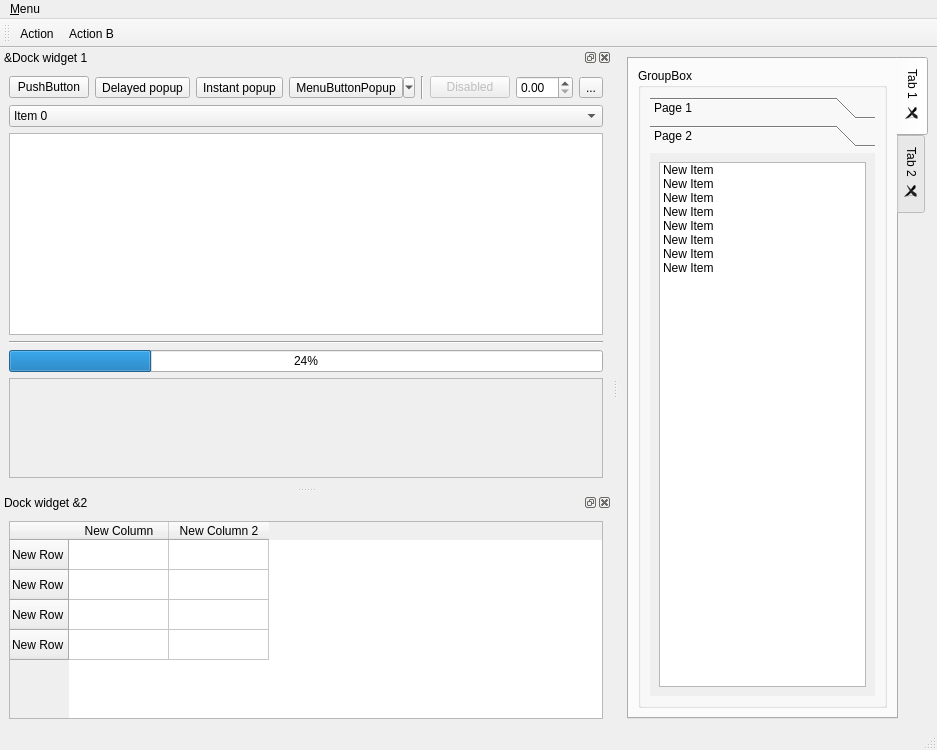
Before: the Qt Designer form example/ui/example.ui in ColinDuquesnoy/QDarkStyleSheet, drawn with Qt 5.
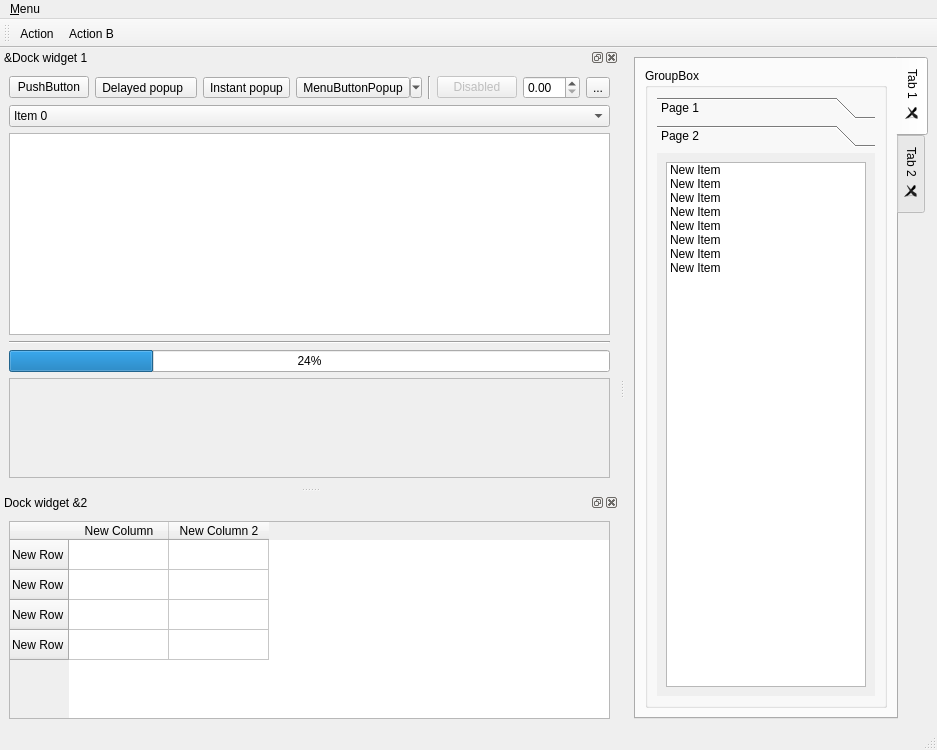
After: the same form once the commit is applied. The open tabs and pages were chosen to show the change.

Patch:
```diff
--- a/example/ui/example.ui
+++ b/example/ui/example.ui
@@ -65,8 +65,8 @@
                <rect>
                 <x>0</x>
                 <y>0</y>
-                <width>96</width>
-                <height>86</height>
+                <width>168</width>
+                <height>531</height>
                </rect>
               </property>
               <attribute name="label">
@@ -243,7 +243,7 @@
        <item>
         <widget class="QToolButton" name="bt_delay_popup">
          <property name="text">
-          <string>Delayed popup</string>
+          <string>Delayed popup  </string>
          </property>
         </widget>
        </item>
```
